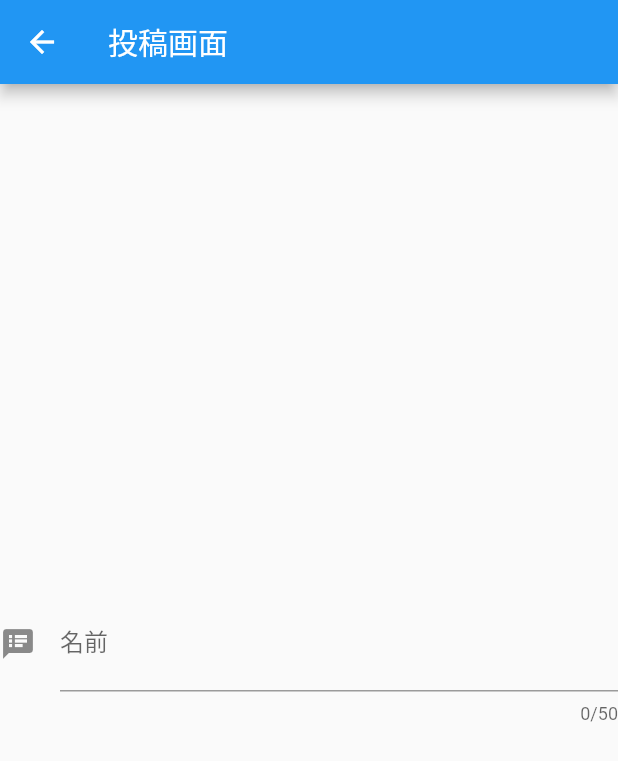
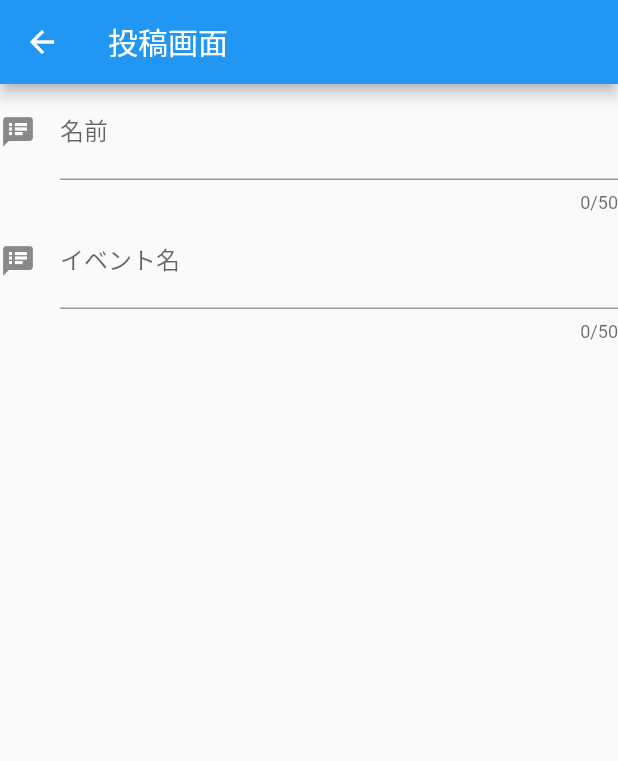
Before and after one commit to enpitut2021/tamariba, a Flutter app: the PostPage screen opened directly, on a phone screen of 412 x 824 dp. Shown: the top 761 px of the screen. Run offline on Flutter 3.47's test engine with Material 2 defaults, Android fonts, the phone set to English and light mode, and no system bars; our stand-ins replace cloud_firestore, firebase_core; missing offline and left inert: twitter_login; accounts and stored records are empty.

Commit message:
Post項目設定

```diff
--- a/lib/page/post.dart
+++ b/lib/page/post.dart
@@ -1,14 +1,27 @@
 import 'package:flutter/material.dart';
+import 'package:cloud_firestore/cloud_firestore.dart';
 
 class PostPage extends StatefulWidget {
-
   @override
   _PostPagePageState createState() => _PostPagePageState();
 }
 
 class _PostPagePageState extends State<PostPage> {
+  TextEditingController _textEditingControllerUsername =
+      TextEditingController();
+  TextEditingController _textEditingControllerTitle = TextEditingController();
 
-  TextEditingController _textEditingController = TextEditingController();
+  _onSubmitted(String content) {
+    CollectionReference posts = FirebaseFirestore.instance.collection('event');
+    posts.add({
+      "username": _textEditingControllerUsername,
+      "title": _textEditingControllerTitle,
+    });
+
+    /// 入力欄をクリアにする
+    _textEditingControllerUsername.clear();
+    _textEditingControllerTitle.clear();
+  }
 
   @override
   Widget build(BuildContext context) {
@@ -16,22 +29,37 @@ class _PostPagePageState extends State<PostPage> {
       appBar: AppBar(
         title: Text("投稿画面"),
       ),
-      body: Center(
-        child: TextField(
-          controller: _textEditingController,
+      body: Column(children: [
+        TextField(
+          controller: _textEditingControllerUsername,
+          onSubmitted: _onSubmitted,
           enabled: true,
           maxLength: 50, // 入力数
           maxLengthEnforced: false, // 入力上限になったときに、文字入力を抑制するか
           style: TextStyle(color: Colors.black),
           obscureText: false,
-          maxLines:1 ,
+          maxLines: 1,
           decoration: const InputDecoration(
             icon: Icon(Icons.speaker_notes),
-            hintText: '投稿者名を記載します',
+            hintText: '投稿者名を入力して下さい',
             labelText: '名前',
           ),
         ),
-      ),
+        TextField(
+          controller: _textEditingControllerTitle,
+          enabled: true,
+          maxLength: 50, // 入力数
+          maxLengthEnforced: false, // 入力上限になったときに、文字入力を抑制するか
+          style: TextStyle(color: Colors.black),
+          obscureText: false,
+          maxLines: 1,
+          decoration: const InputDecoration(
+            icon: Icon(Icons.speaker_notes),
+            hintText: 'イベント名を入力して下さい',
+            labelText: 'イベント名',
+          ),
+        ),
+      ]),
     );
   }
 }
```
